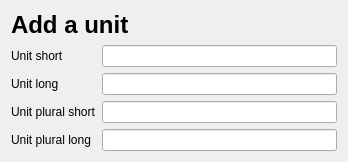
The window that src/unitseditbase.ui (dragotin/kraft) describes before a commit, drawn with Qt 5.
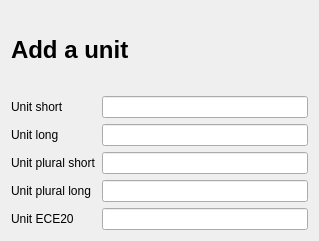
The same window after the commit.

Commit message:
Add ECE20 unit abbreviation to Kraft unit.
Needed for XRechnung.

What changed in the file:
```diff
--- a/src/unitseditbase.ui
+++ b/src/unitseditbase.ui
@@ -6,12 +6,12 @@
    <rect>
     <x>0</x>
     <y>0</y>
-    <width>348</width>
-    <height>151</height>
+    <width>319</width>
+    <height>241</height>
    </rect>
   </property>
-  <layout class="QVBoxLayout" name="verticalLayout">
-   <item>
+  <layout class="QGridLayout" name="gridLayout">
+   <item row="0" column="0">
     <widget class="QLabel" name="mLabel">
      <property name="font">
       <font/>
@@ -24,7 +24,7 @@
      </property>
     </widget>
    </item>
-   <item>
+   <item row="1" column="0">
     <layout class="QFormLayout" name="formLayout">
      <item row="0" column="0">
       <widget class="QLabel" name="label">
@@ -78,6 +78,19 @@
      <item row="3" column="1">
       <widget class="QLineEdit" name="mUnitPluLong"/>
      </item>
+     <item row="4" column="0">
+      <widget class="QLabel" name="label_5">
+       <property name="text">
+        <string>Unit ECE20</string>
+       </property>
+       <property name="buddy">
+        <cstring>mUnitPluLong</cstring>
+       </property>
+      </widget>
+     </item>
+     <item row="4" column="1">
+      <widget class="QLineEdit" name="mUnitECE20"/>
+     </item>
     </layout>
    </item>
   </layout>
```
Left out of the diff: 12 changed lines with no effect on the pictures. The commit also changes 8 other files.
